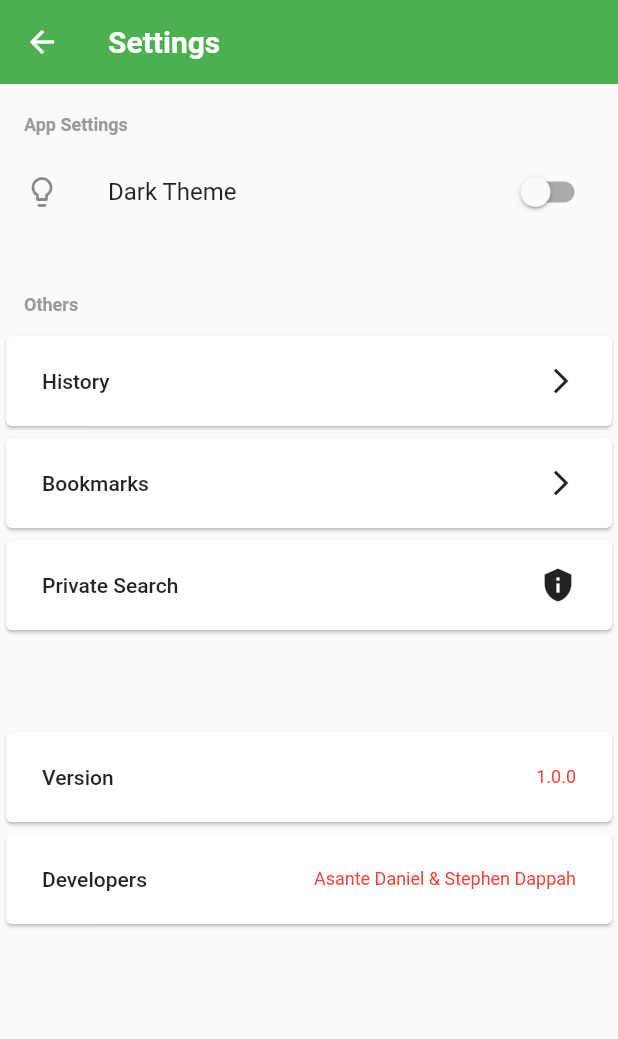
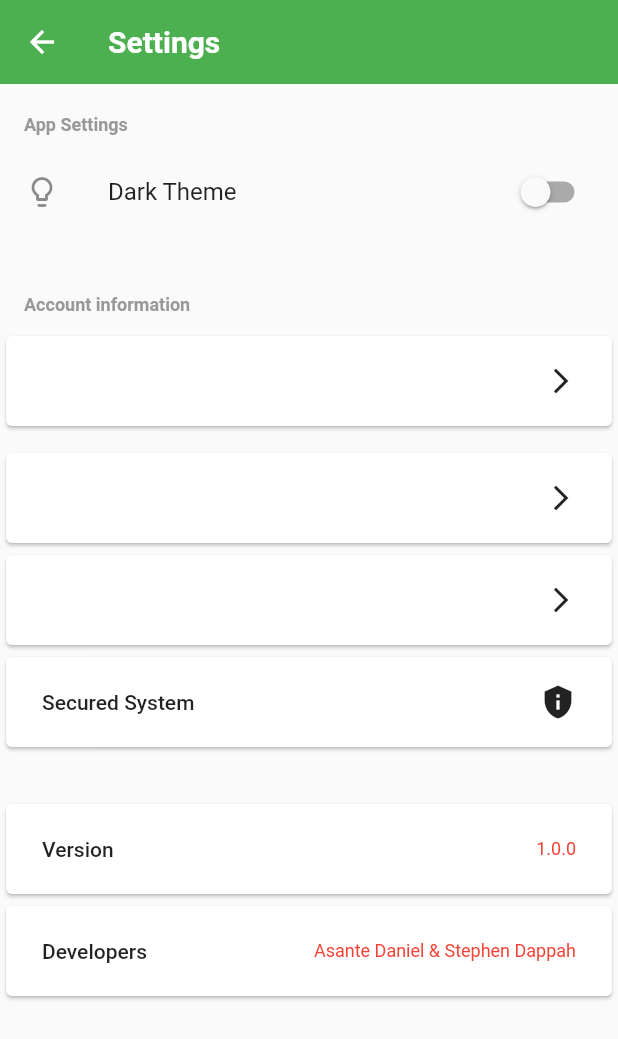
Before and after one commit to stephen911/campus_market, a Flutter app: the SettingsPage screen opened directly, on a phone screen of 412 x 824 dp. Shown: the top 1039 px of the screen. Run offline on Flutter 3.47's test engine with Material 2 defaults, Android fonts, the phone set to English and light mode, and no system bars; our stand-ins replace bottom_navy_bar, cached_network_image, carousel_slider, cloud_firestore, firebase_auth, firebase_core and 5 more; accounts and stored records are empty; Roboto replaces fonts that are missing (NotoSansJP).

Commit message:
dark theme and settings page added

```diff
--- a/lib/profile/settings/settings.dart
+++ b/lib/profile/settings/settings.dart
@@ -1,6 +1,10 @@
+import 'package:campus_market/profile/edit_profile.dart';
+import 'package:cloud_firestore/cloud_firestore.dart';
+import 'package:firebase_auth/firebase_auth.dart';
 import 'package:flutter/material.dart';
 import 'package:provider/provider.dart';
 import '../../components/settings_card.dart';
+import '../../model/user_model.dart';
 import '../../providers/theme_provider.dart';
 
 class SettingsPage extends StatefulWidget {
@@ -11,6 +15,22 @@ class SettingsPage extends StatefulWidget {
 }
 
 class _SettingsPageState extends State<SettingsPage> {
+  User? user = FirebaseAuth.instance.currentUser;
+  UserModel loggedInUser = UserModel();
+
+  @override
+  void initState() {
+    super.initState();
+    FirebaseFirestore.instance
+        .collection("users")
+        .doc(user!.uid)
+        .get()
+        .then((value) {
+      loggedInUser = UserModel.fromMap(value.data());
+      setState(() {});
+    });
+  }
+
   Widget _arrow() {
     return const Icon(
       Icons.arrow_forward_ios,
@@ -23,7 +43,7 @@ class _SettingsPageState extends State<SettingsPage> {
     final themeChange = Provider.of<DarkThemeProvider>(context);
     return Scaffold(
       appBar: AppBar(
-        backgroundColor:themeChange.darkTheme? Colors.black: Colors.green,
+        backgroundColor: themeChange.darkTheme ? Colors.black : Colors.green,
         elevation: 0,
         title: const Text(
           'Settings',
@@ -73,7 +93,7 @@ class _SettingsPageState extends State<SettingsPage> {
                     Container(
                       padding: const EdgeInsets.only(left: 16),
                       child: const Text(
-                        'Others',
+                        'Account information',
                         style: TextStyle(
                           fontFamily: 'NotoSansJP',
                           fontSize: 12,
@@ -85,34 +105,55 @@ class _SettingsPageState extends State<SettingsPage> {
                     const SizedBox(
                       height: 10,
                     ),
-                    ////////////////// History ///////////////////////////
+                    ////////////////// Name ///////////////////////////
                     ItemCard(
-                      title: 'History',
-                      color: Colors.grey.shade900,
-                      rightWidget: _arrow(),
-                      callback: () {},
-                    ),
-                    ////////////////// Bookmarks ///////////////////////////
-                    ItemCard(
-                      title: 'Bookmarks',
+                      title: '${loggedInUser.name}',
                       color: Colors.grey.shade900,
                       rightWidget: _arrow(),
                       callback: () {
-                        // Navigator.push(
-                        //     context,
-                        //     MaterialPageRoute(
-                        //         builder: (context) => const BookMarks()));
+                        Navigator.push(
+                            context,
+                            MaterialPageRoute(
+                                builder: (context) => const EditProfile()));
+                      },
+                    ),
+                    const SizedBox(
+                      height: 10,
+                    ),
+                    ////////////////// EmailAddress ///////////////////////////
+                    ItemCard(
+                      title: '${loggedInUser.email}',
+                      color: Colors.grey.shade900,
+                      rightWidget: _arrow(),
+                      callback: () {
+                        Navigator.push(
+                            context,
+                            MaterialPageRoute(
+                                builder: (context) => const EditProfile()));
+                      },
+                    ),
+                    ////////////////// phone ///////////////////////////
+
+                    ItemCard(
+                      title: '${loggedInUser.phone}',
+                      color: Colors.grey.shade900,
+                      rightWidget: _arrow(),
+                      callback: () {
+                        Navigator.push(
+                            context,
+                            MaterialPageRoute(
+                                builder: (context) => const EditProfile()));
                       },
                     ),
                     ////////////////// Private Search ///////////////////////////
                     ItemCard(
-                      title: 'Private Search',
+                      title: 'Secured System',
                       color: Colors.black,
                       rightWidget: const Icon(Icons.privacy_tip),
                       callback: () {},
                     ),
                     const SizedBox(
-                      height: 60,
+                      height: 30,
                     ),
                     ////////////////// App Version ///////////////////////////
                     ItemCard(
```
